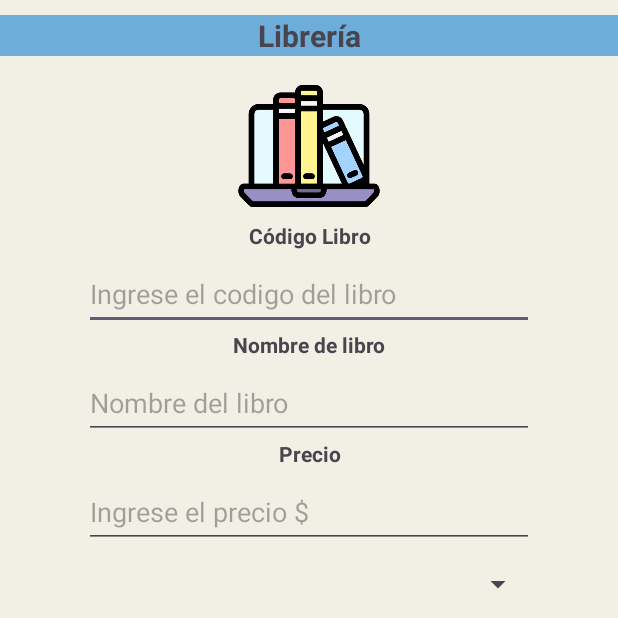
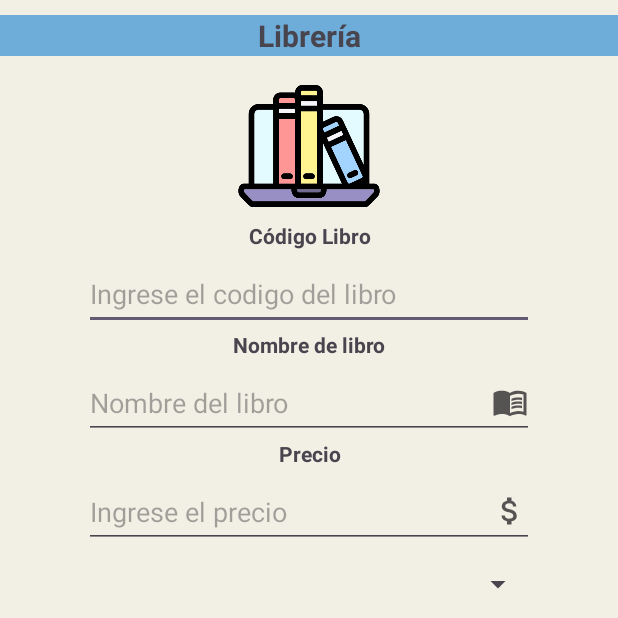
Before and after one commit to CASanchezc5/appLibreria, an Android app: the screen it shows after launch (MainActivity), on a phone screen of 412 x 824 dp, the top half of it. Run offline under Robolectric (Android 15) with nearby library versions, the phone set to English and light mode, and no system bars.

Commit message:
se hicieron algunos cambion en los inputs de nombre y precio

```diff
--- /dev/null
+++ b/app/src/main/res/drawable/baseline_attach_money_24.xml
@@ -0,0 +1,5 @@
+<vector xmlns:android="http://schemas.android.com/apk/res/android" android:height="24dp" android:tint="#565353" android:viewportHeight="24" android:viewportWidth="24" android:width="24dp">
+
+    <path android:fillColor="@android:color/white" android:pathData="M11.8,10.9c-2.27,-0.59 -3,-1.2 -3,-2.15 0,-1.09 1.01,-1.85 2.7,-1.85 1.78,0 2.44,0.85 2.5,2.1h2.21c-0.07,-1.72 -1.12,-3.3 -3.21,-3.81V3h-3v2.16c-1.94,0.42 -3.5,1.68 -3.5,3.61 0,2.31 1.91,3.46 4.7,4.13 2.5,0.6 3,1.48 3,2.41 0,0.69 -0.49,1.79 -2.7,1.79 -2.06,0 -2.87,-0.92 -2.98,-2.1h-2.2c0.12,2.19 1.76,3.42 3.68,3.83V21h3v-2.15c1.95,-0.37 3.5,-1.5 3.5,-3.55 0,-2.84 -2.43,-3.81 -4.7,-4.4z"/>
+
+</vector>
--- /dev/null
+++ b/app/src/main/res/drawable/baseline_menu_book_24.xml
@@ -0,0 +1,11 @@
+<vector xmlns:android="http://schemas.android.com/apk/res/android" android:autoMirrored="true" android:height="24dp" android:tint="#565353" android:viewportHeight="24" android:viewportWidth="24" android:width="24dp">
+
+    <path android:fillColor="@android:color/white" android:pathData="M21,5c-1.11,-0.35 -2.33,-0.5 -3.5,-0.5c-1.95,0 -4.05,0.4 -5.5,1.5c-1.45,-1.1 -3.55,-1.5 -5.5,-1.5S2.45,4.9 1,6v14.65c0,0.25 0.25,0.5 0.5,0.5c0.1,0 0.15,-0.05 0.25,-0.05C3.1,20.45 5.05,20 6.5,20c1.95,0 4.05,0.4 5.5,1.5c1.35,-0.85 3.8,-1.5 5.5,-1.5c1.65,0 3.35,0.3 4.75,1.05c0.1,0.05 0.15,0.05 0.25,0.05c0.25,0 0.5,-0.25 0.5,-0.5V6C22.4,5.55 21.75,5.25 21,5zM21,18.5c-1.1,-0.35 -2.3,-0.5 -3.5,-0.5c-1.7,0 -4.15,0.65 -5.5,1.5V8c1.35,-0.85 3.8,-1.5 5.5,-1.5c1.2,0 2.4,0.15 3.5,0.5V18.5z"/>
+
+    <path android:fillColor="@android:color/white" android:pathData="M17.5,10.5c0.88,0 1.73,0.09 2.5,0.26V9.24C19.21,9.09 18.36,9 17.5,9c-1.7,0 -3.24,0.29 -4.5,0.83v1.66C14.13,10.85 15.7,10.5 17.5,10.5z"/>
+
+    <path android:fillColor="@android:color/white" android:pathData="M13,12.49v1.66c1.13,-0.64 2.7,-0.99 4.5,-0.99c0.88,0 1.73,0.09 2.5,0.26V11.9c-0.79,-0.15 -1.64,-0.24 -2.5,-0.24C15.8,11.66 14.26,11.96 13,12.49z"/>
+
+    <path android:fillColor="@android:color/white" android:pathData="M17.5,14.33c-1.7,0 -3.24,0.29 -4.5,0.83v1.66c1.13,-0.64 2.7,-0.99 4.5,-0.99c0.88,0 1.73,0.09 2.5,0.26v-1.52C19.21,14.41 18.36,14.33 17.5,14.33z"/>
+
+</vector>
--- a/app/src/main/res/layout/activity_main.xml
+++ b/app/src/main/res/layout/activity_main.xml
@@ -56,22 +56,23 @@
         android:layout_height="48dp"
         android:hint="@string/inputnamebook"
         android:layout_gravity="center"
-        android:layout_marginTop="5dp"/>
+        android:layout_marginTop="5dp"
+        android:drawableEnd="@drawable/baseline_menu_book_24"/>
     <TextView
         android:layout_width="200dp"
         android:layout_height="wrap_content"
         android:layout_gravity="center"
         android:text="@string/coste"
         android:textAlignment="center"
-        android:textStyle="bold"
-        />
+        android:textStyle="bold" />
     <EditText
         android:id="@+id/etCosteBook"
         android:layout_width="300dp"
         android:layout_height="48dp"
         android:hint="@string/inputcostebook"
         android:layout_gravity="center"
-        android:layout_marginTop="5dp"/>
+        android:layout_marginTop="5dp"
+        android:drawableEnd="@drawable/baseline_attach_money_24"/>
 
     <!--Este spinner va la opcion de disponible o no diponible-->
     <Spinner
--- a/app/src/main/res/values/strings.xml
+++ b/app/src/main/res/values/strings.xml
@@ -7,5 +7,5 @@
     <string name="available">Disponibilidad</string>
     <string name="inputidbook">Ingrese el codigo del libro</string>
     <string name="inputnamebook">Nombre del libro</string>
-    <string name="inputcostebook">Ingrese el precio $</string>
+    <string name="inputcostebook">Ingrese el precio </string>
 </resources>
```
